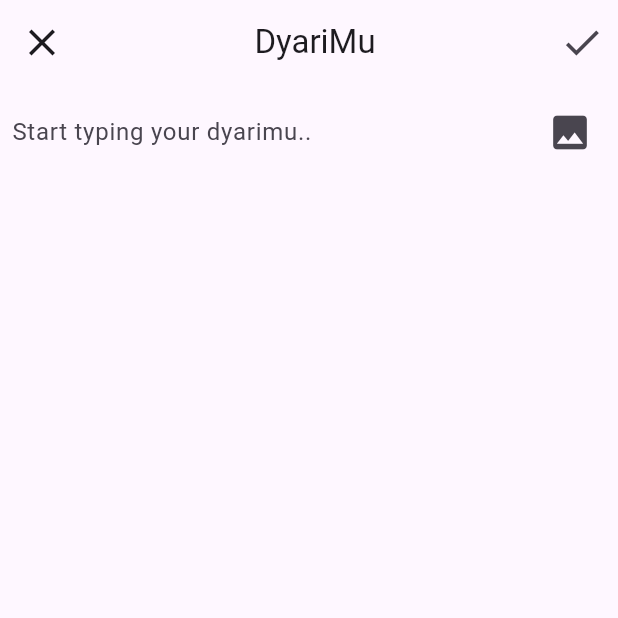
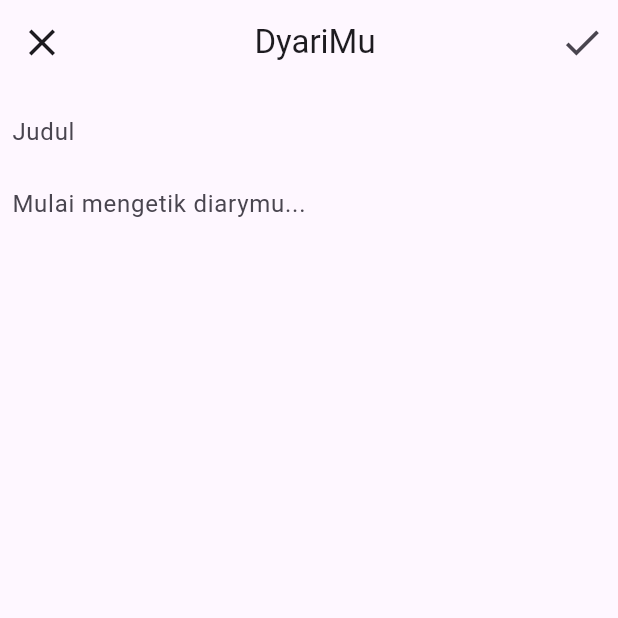
Before and after one commit to yusdi17/dyarimu, a Flutter app: the AddPage screen opened directly, after a tap on the "check" icon, on a phone screen of 412 x 824 dp, the top half of it. Run offline on Flutter 3.47's test engine with Material 3 defaults, Android fonts, the phone set to English and light mode, and no system bars; our stand-ins replace image_picker.

Commit message:
add update

```diff
--- a/lib/halaman/add.dart
+++ b/lib/halaman/add.dart
@@ -1,4 +1,6 @@
+import 'dart:convert';
 import 'package:flutter/material.dart';
+import 'package:http/http.dart' as http;
 
 class AddPage extends StatefulWidget {
   const AddPage({super.key});
@@ -8,6 +10,43 @@ class AddPage extends StatefulWidget {
 }
 
 class _AddPageState extends State<AddPage> {
+  final TextEditingController _diaryController = TextEditingController();
+  final TextEditingController _judulController = TextEditingController();
+
+  Future<void> createPost() async {
+    if (_diaryController.text.isEmpty || _judulController.text.isEmpty) {
+      // Tampilkan pesan kesalahan jika salah satu input kosong
+      return;
+    }
+
+    var uri = Uri.parse('https://932c-36-73-34-14.ngrok-free.app/userpost');
+    var response = await http.post(
+      uri,
+      body: {
+        'user_id': '1', // Atur user_id sesuai logika aplikasi Anda
+        'diary': _diaryController.text,
+        'judul': _judulController.text,
+      },
+    );
+
+    if (response.statusCode == 201) {
+      // Post berhasil dibuat
+      Navigator.of(context).pop();
+    } else {
+      // Tangani kesalahan
+      var responseData = response.body;
+
+      try {
+        var responseJson = jsonDecode(responseData);
+        // Tampilkan pesan kesalahan dari respons JSON
+        print(responseJson['message']);
+      } catch (e) {
+        // Tampilkan pesan kesalahan jika respons bukan JSON
+        print('Error: $responseData');
+      }
+    }
+  }
+
   @override
   Widget build(BuildContext context) {
     return Scaffold(
@@ -25,7 +64,7 @@ class _AddPageState extends State<AddPage> {
         ),
         actions: [
           IconButton(
-            onPressed: () {},
+            onPressed: createPost,
             icon: Icon(Icons.check),
             iconSize: 30,
           ),
@@ -33,25 +72,26 @@ class _AddPageState extends State<AddPage> {
       ),
       body: Padding(
         padding: const EdgeInsets.all(8.0),
-        child: Align(
-          alignment: Alignment.topLeft,
-          child: Row(
+        child: Column(
           children: [
-              Expanded(
-                child: TextField(
+            TextField(
+              controller: _judulController,
               decoration: InputDecoration(
-                    hintText: 'Start typing your dyarimu..',
+                hintText: 'Judul',
                 border: InputBorder.none,
               ),
             ),
+            Expanded(
+              child: TextField(
+                controller: _diaryController,
+                decoration: InputDecoration(
+                  hintText: 'Mulai mengetik diarymu...',
+                  border: InputBorder.none,
                 ),
-              IconButton(
-                onPressed: () {},
-                icon: Icon(Icons.image),
-                iconSize: 30,
+                maxLines: null,
+              ),
             ),
           ],
-          ),
         ),
       ),
     );
```
Lines whose indentation alone changed are shown as unchanged.
